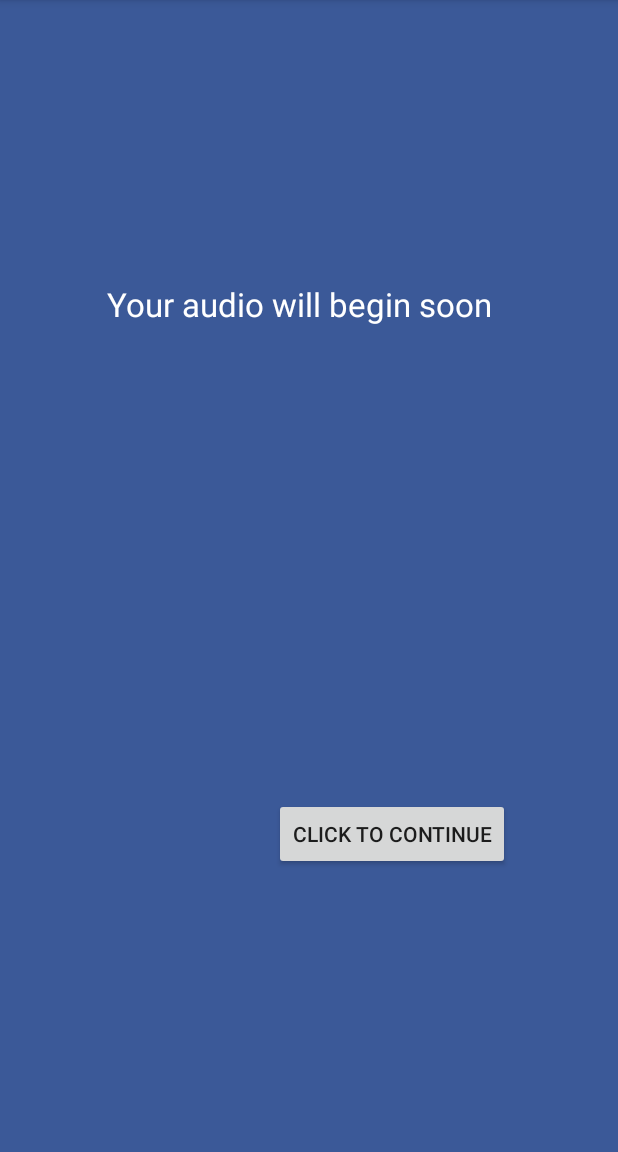
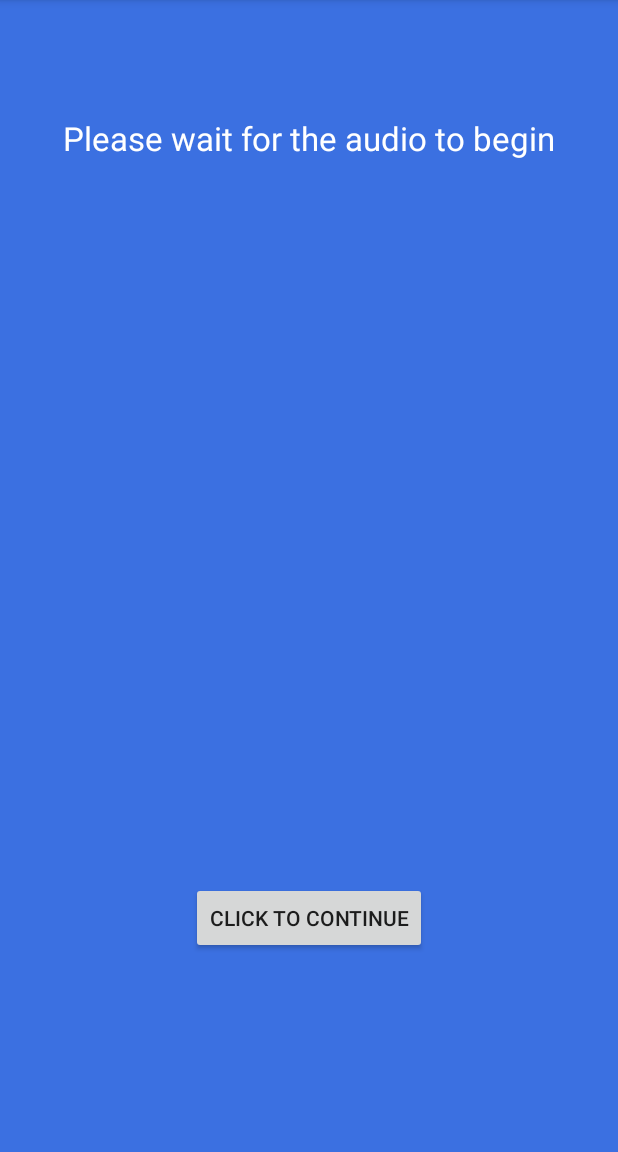
Before and after one commit to lillitarhea/BEProject, an Android app: the screen it shows after launch (MainActivity), on a phone screen of 412 x 824 dp, the part 84-1236 px from its top. Run offline under Robolectric (Android 15) with nearby library versions, the phone set to English and light mode, and no system bars.

Commit message:
Changes made in UI

```diff
--- a/KeydroidApplication/app/src/main/res/layout/activity_main.xml
+++ b/KeydroidApplication/app/src/main/res/layout/activity_main.xml
@@ -7,7 +7,7 @@
     android:paddingLeft="@dimen/activity_horizontal_margin"
     android:paddingRight="@dimen/activity_horizontal_margin"
     android:paddingTop="@dimen/activity_vertical_margin"
-    android:background="#3b5998"
+    android:background="#3b70e1"
     android:gravity="center"
     tools:context="com.example.android.keydroidapplication.MainActivity">
 
@@ -17,15 +17,20 @@
         android:textColor="#ffffff"
         android:textAppearance="?android:attr/textAppearanceLarge"
         android:layout_gravity="center"
-        android:text="Your audio will begin soon" />
+        android:text="Please wait for the audio to begin"
+        android:layout_alignParentTop="true"
+        android:layout_centerHorizontal="true"
+        android:layout_marginTop="61dp" />
 
     <Button
         android:id="@+id/button1"
         android:layout_width="wrap_content"
-        android:layout_centerInParent="true"
 
         android:layout_height="wrap_content"
-        android:text="Click to continue" />
+        android:text="Click to continue"
+        android:layout_alignParentBottom="true"
+        android:layout_centerHorizontal="true"
+        android:layout_marginBottom="116dp" />
 
 
 </RelativeLayout>
```
